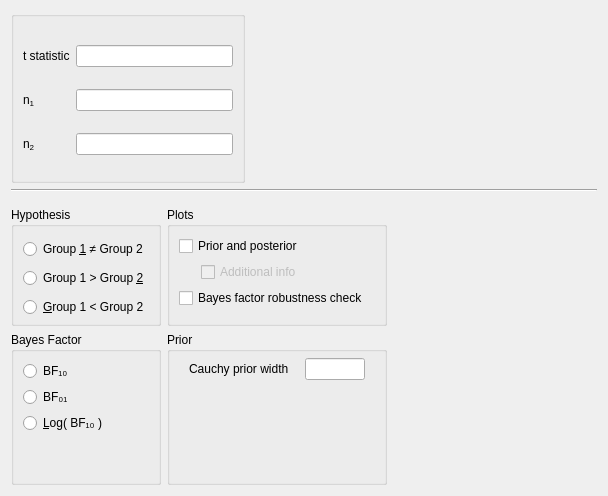
Old version of the form JASP-Desktop/analysisforms/bffromtindependentsamplesform.ui in the repository jasp-stats/jasp-desktop.
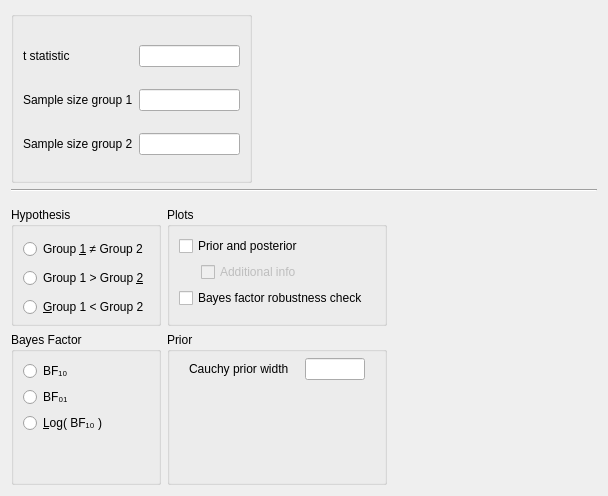
New version of the form. Custom widgets are drawn as their Qt base class.

Patch:
```diff
--- a/JASP-Desktop/analysisforms/bffromtindependentsamplesform.ui
+++ b/JASP-Desktop/analysisforms/bffromtindependentsamplesform.ui
@@ -362,14 +362,14 @@
       <item row="2" column="0">
        <widget class="QLabel" name="label_4">
         <property name="text">
-         <string>n&lt;sub&gt;2&lt;/sub&gt;</string>
+         <string>&lt;html&gt;&lt;head/&gt;&lt;body&gt;&lt;p&gt;Sample size group 2&lt;/p&gt;&lt;/body&gt;&lt;/html&gt;</string>
         </property>
        </widget>
       </item>
       <item row="1" column="0">
        <widget class="QLabel" name="label_3">
         <property name="text">
-         <string>n&lt;sub&gt;1&lt;/sub&gt;</string>
+         <string>&lt;html&gt;&lt;head/&gt;&lt;body&gt;&lt;p&gt;Sample size group 1&lt;/p&gt;&lt;/body&gt;&lt;/html&gt;</string>
         </property>
        </widget>
       </item>
```
